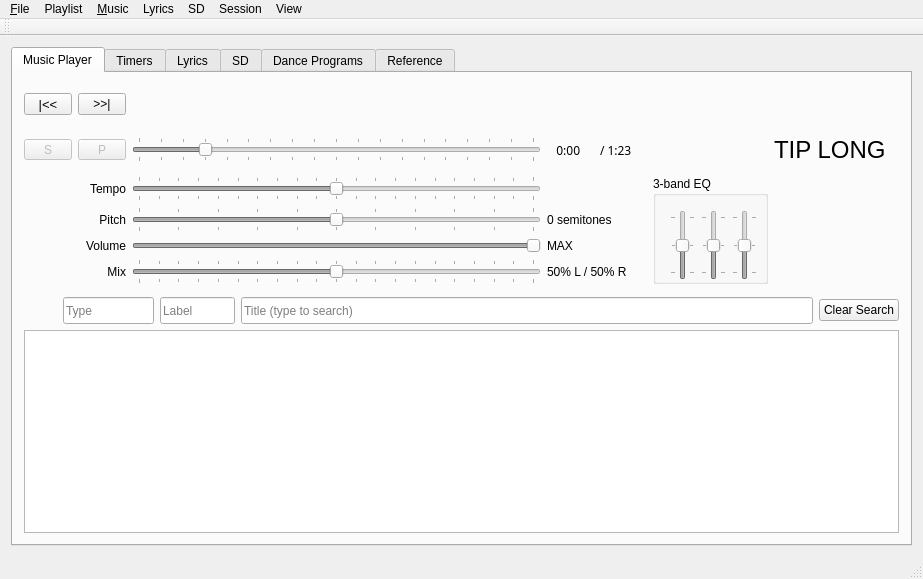
Old version of the form SquareDesk-DEV/test123/mainwindow.ui in the repository mpogue2/SquareDesk.
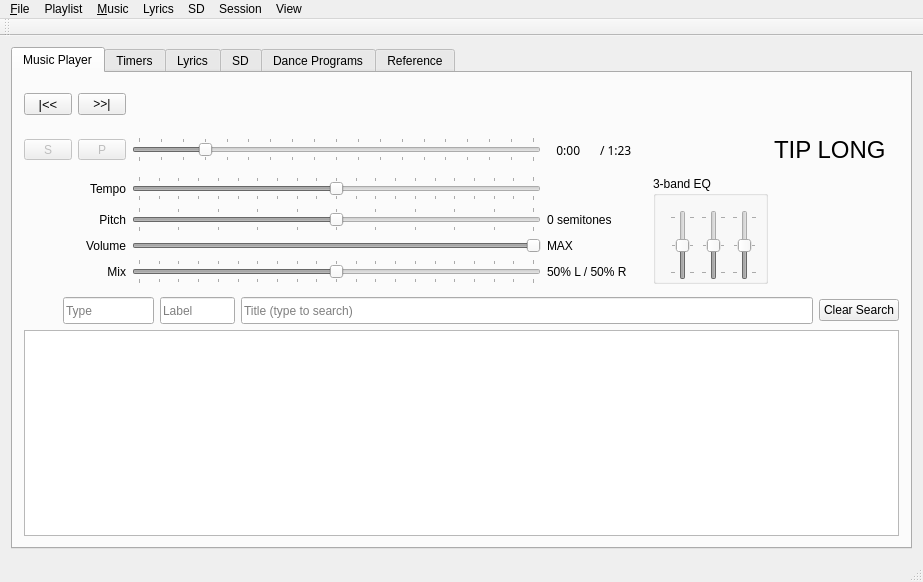
New version of the form. Icons and pictures are not drawn. Custom widgets are drawn as their Qt base class.

Commit message:
#258: Flash calls not working
All of the menu items were un-checkable.  Fixed that in the .ui file.

Patch:
```diff
--- a/SquareDesk-DEV/test123/mainwindow.ui
+++ b/SquareDesk-DEV/test123/mainwindow.ui
@@ -7,7 +7,7 @@
     <x>0</x>
     <y>0</y>
     <width>923</width>
-    <height>579</height>
+    <height>582</height>
    </rect>
   </property>
   <property name="windowTitle">
```
Left out of the diff: 27 changed lines with no effect on the pictures.
